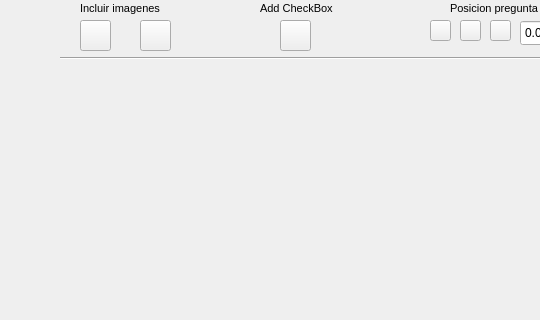
Old version of the form DISENOS/modRespCheckBox_d.ui in the repository ronihdzz/DisenadorPreguntas; both pictures show x 0 to 540 and y 0 to 320 of the 913 by 558 pixel window.
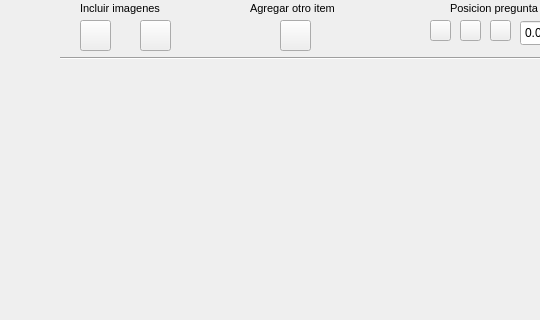
New version of the form. Icons and pictures are not drawn.

Diff of the .ui file:
```diff
--- a/DISENOS/modRespCheckBox_d.ui
+++ b/DISENOS/modRespCheckBox_d.ui
@@ -243,9 +243,9 @@
   <widget class="QLabel" name="label_6">
    <property name="geometry">
     <rect>
-     <x>260</x>
+     <x>250</x>
      <y>0</y>
-     <width>81</width>
+     <width>101</width>
      <height>16</height>
     </rect>
    </property>
@@ -255,7 +255,7 @@
     </font>
    </property>
    <property name="text">
-    <string>Add CheckBox</string>
+    <string>Agregar otro item</string>
    </property>
   </widget>
   <widget class="QPushButton" name="btn_addCheckBox">
```
